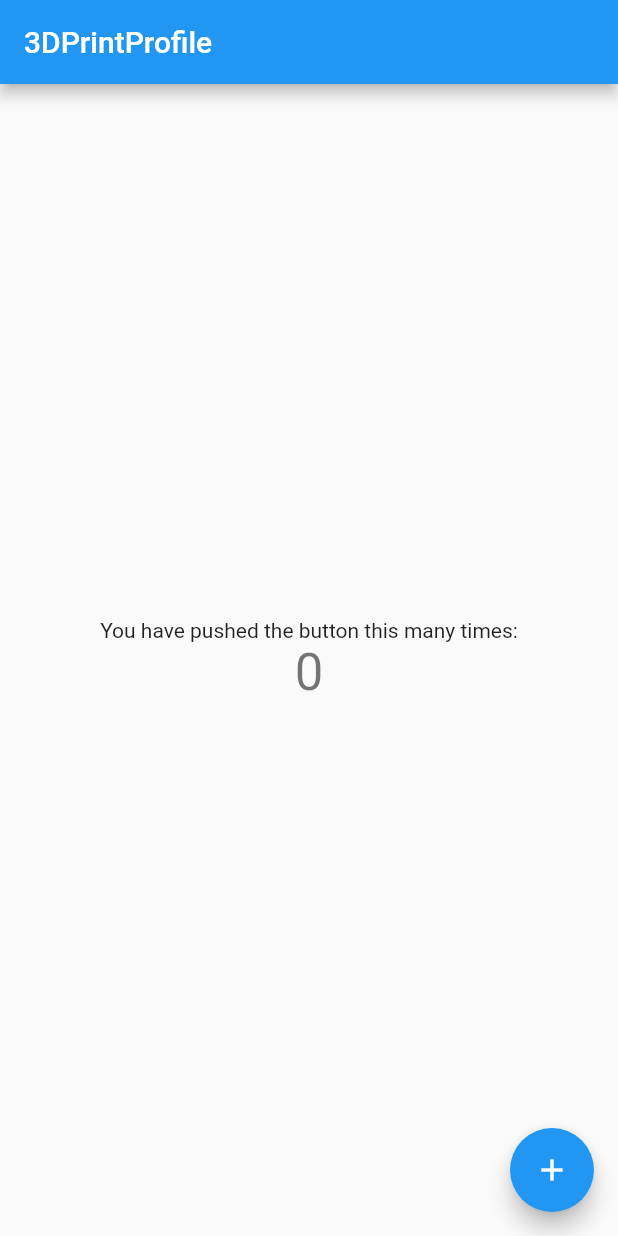
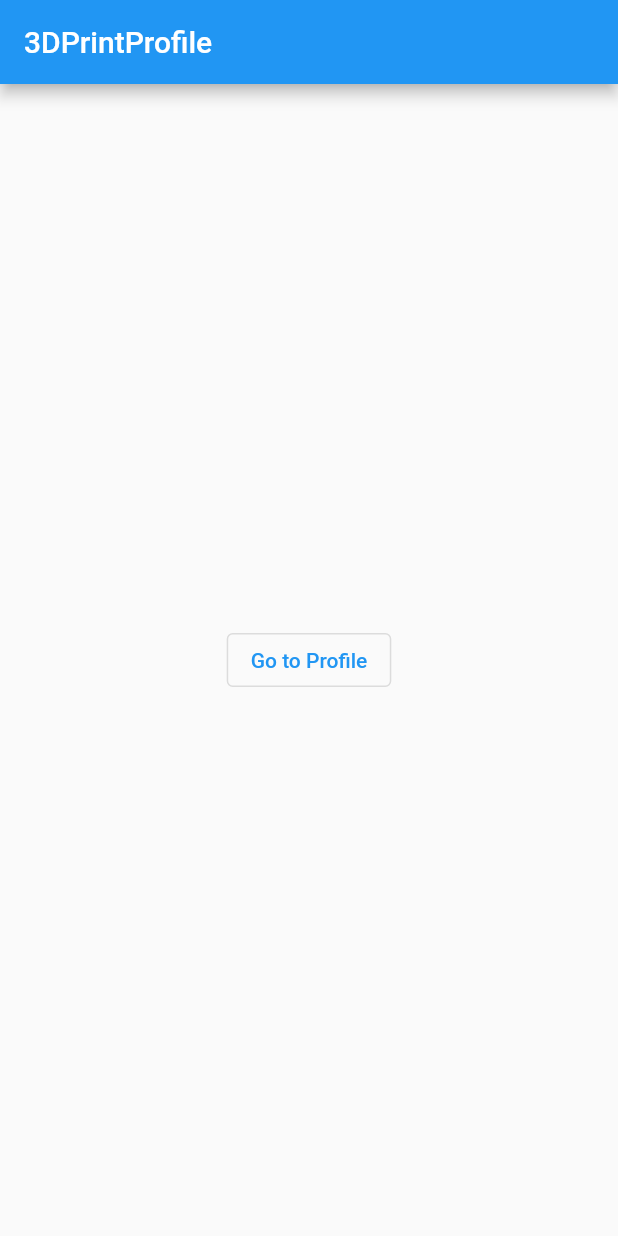
Before and after one commit to trevclaridge/3DPrintProfile, a Flutter app: the screen it shows after launch, on a phone screen of 412 x 824 dp. Run offline on Flutter 3.47's test engine with Material 2 defaults, Android fonts, the phone set to English and light mode, and no system bars.

Commit message:
add basic navigation

```diff
--- a/lib/main.dart
+++ b/lib/main.dart
@@ -1,4 +1,6 @@
 import 'package:flutter/material.dart';
+import 'package:print_profile/view/view.dart';
+import 'package:print_profile/model/model.dart';
 
 void main() {
   runApp(const MyApp());
@@ -11,57 +13,16 @@ class MyApp extends StatelessWidget {
   Widget build(BuildContext context) {
     return MaterialApp(
       title: '3DPrintProfile',
+      debugShowCheckedModeBanner: false,
       theme: ThemeData(
         primarySwatch: Colors.blue,
       ),
-      home: const MyHomePage(title: '3DPrintProfile'),
+      initialRoute: 'home',
+      routes: <String, WidgetBuilder>{
+        'home': (context) => const MyHomePage(title: '3DPrintProfile: Home'),
+        'profile': (context) =>
+            const MyProfilePage(title: '3DPrintProfile: Profile')
+      },
     );
   }
 }
-
-class MyHomePage extends StatefulWidget {
-  const MyHomePage({Key? key, required this.title}) : super(key: key);
-
-  final String title;
-
-  @override
-  State<MyHomePage> createState() => _MyHomePageState();
-}
-
-class _MyHomePageState extends State<MyHomePage> {
-  int _counter = 0;
-
-  void _incrementCounter() {
-    setState(() {
-      _counter++;
-    });
-  }
-
-  @override
-  Widget build(BuildContext context) {
-    return Scaffold(
-      appBar: AppBar(
-        title: Text(widget.title),
-      ),
-      body: Center(
-        child: Column(
-          mainAxisAlignment: MainAxisAlignment.center,
-          children: <Widget>[
-            const Text(
-              'You have pushed the button this many times:',
-            ),
-            Text(
-              '$_counter',
-              style: Theme.of(context).textTheme.headline4,
-            ),
-          ],
-        ),
-      ),
-      floatingActionButton: FloatingActionButton(
-        onPressed: _incrementCounter,
-        tooltip: 'Increment',
-        child: const Icon(Icons.add),
-      ),
-    );
-  }
-}
--- /dev/null
+++ b/lib/view/pages/home_page.dart
@@ -0,0 +1,26 @@
+part of view;
+
+class MyHomePage extends StatelessWidget {
+  const MyHomePage({Key? key, required this.title}) : super(key: key);
+
+  final String title;
+  @override
+  Widget build(BuildContext context) {
+    return Scaffold(
+      appBar: const PAppBar(),
+      body: Center(
+        child: Column(
+          mainAxisAlignment: MainAxisAlignment.center,
+          children: <Widget>[
+            OutlinedButton(
+              child: const Text(
+                'Go to Profile',
+              ),
+              onPressed: () => Navigator.pushNamed(context, 'profile'),
+            ),
+          ],
+        ),
+      ),
+    );
+  }
+}
--- a/lib/view/view.dart
+++ b/lib/view/view.dart
@@ -1,3 +1,7 @@
 library view;
 
 import 'package:flutter/material.dart';
+
+part 'widgets/pAppBar.dart';
+part 'pages/home_page.dart';
+part 'pages/profile_page.dart';
--- /dev/null
+++ b/lib/view/widgets/pAppBar.dart
@@ -0,0 +1,15 @@
+part of view;
+
+class PAppBar extends StatelessWidget with PreferredSizeWidget {
+  const PAppBar({Key? key}) : super(key: key);
+
+  @override
+  Widget build(BuildContext context) {
+    return AppBar(
+      title: Text('3DPrintProfile'),
+    );
+  }
+
+  @override
+  Size get preferredSize => const Size.fromHeight(kToolbarHeight);
+}
```
Also changed, not shown: lib/view/pages/profile_page.dart (added, +23 -0 lines).
